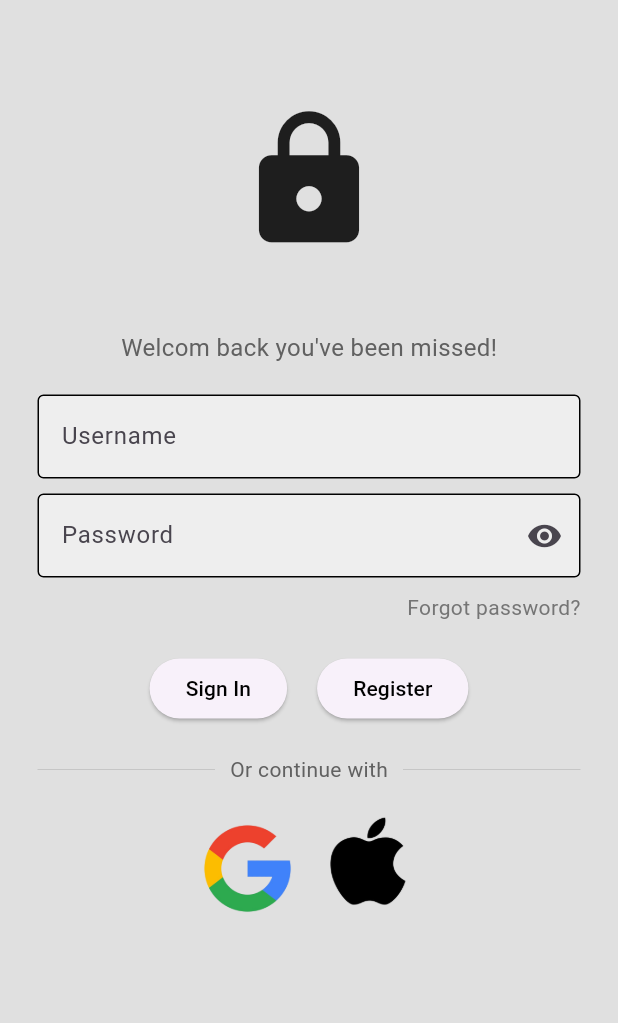
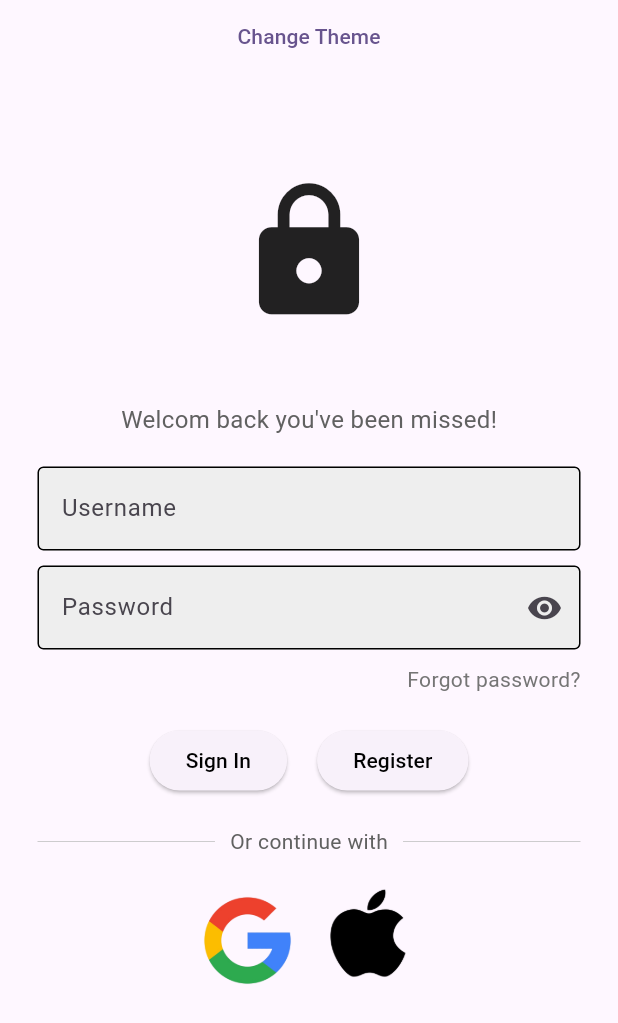
Before and after one commit to nguyendao2101/Flutter-WebToon, a Flutter app: the screen it shows after launch, on a phone screen of 412 x 824 dp. Shown: the top 1023 px of the screen. Run offline on Flutter 3.47's test engine with Material 3 defaults, Android fonts, the phone set to English and light mode, and no system bars; our stand-ins replace dio, get.

Commit message:
push project

```diff
--- a/lib/fearure/login/login_view.dart
+++ b/lib/fearure/login/login_view.dart
@@ -16,7 +16,7 @@ class MyHomePage extends StatelessWidget {
       //   backgroundColor: Theme.of(context).colorScheme.inversePrimary,
       //   title: Text(title),
       // ),
-      backgroundColor: Colors.grey[300],
+      // backgroundColor: Colors.grey[300],
       body: Stack(
         children: [
           SafeArea(
@@ -25,6 +25,15 @@ class MyHomePage extends StatelessWidget {
               child: SingleChildScrollView(
                 child: Column(
                   children: [
+                    TextButton(
+                        onPressed: () {
+                          print(Get.isDarkMode);
+                          Get.changeTheme(Get.isDarkMode
+                              ? ThemeData.light()
+                              : ThemeData.dark());
+                          print(Get.isDarkMode);
+                        },
+                        child: Text("Change Theme")),
                     Container(
                       padding: const EdgeInsets.all(10.0),
                       // child: Image.asset(ImageAssest.techMasterCard),
--- a/lib/home/home.biding.dart
+++ b/lib/home/home.biding.dart
@@ -4,6 +4,6 @@ import 'package:untitled/home/home_controller.dart';
 class HomeBinding extends Bindings {
   @override
   void dependencies() {
-    Get.put(HomeController());
+    Get.lazyPut(() => HomeController());
   }
 }
--- a/lib/main.dart
+++ b/lib/main.dart
@@ -21,6 +21,12 @@ class MyApp extends StatelessWidget {
         colorScheme: ColorScheme.fromSeed(seedColor: Colors.deepPurple),
         useMaterial3: true,
       ),
+      darkTheme: ThemeData.dark().copyWith(
+          colorScheme: ColorScheme.dark(),
+          textTheme: const TextTheme(
+              labelLarge: TextStyle(
+            color: Colors.black,
+          ))),
       getPages: AppRouter.router,
       home: const MyHomePage(title: 'ĐĂNG NHẬP '),
     );
--- a/lib/router/router.dart
+++ b/lib/router/router.dart
@@ -1,4 +1,5 @@
 import 'package:get/get.dart';
+import 'package:untitled/home/home.biding.dart';
 
 import '../fearure/login/login_binding.dart';
 import '../fearure/login/login_view.dart';
@@ -25,6 +26,7 @@ class AppRouter {
     GetPage(
       name: AppRouterName.home,
       page: () => const HomePage(),
+      binding: HomeBinding(),
     ),
   ];
 }
```
Also changed, not shown: lib/network/apis/home_api.dart (+7 -5 lines), 1 other file.
